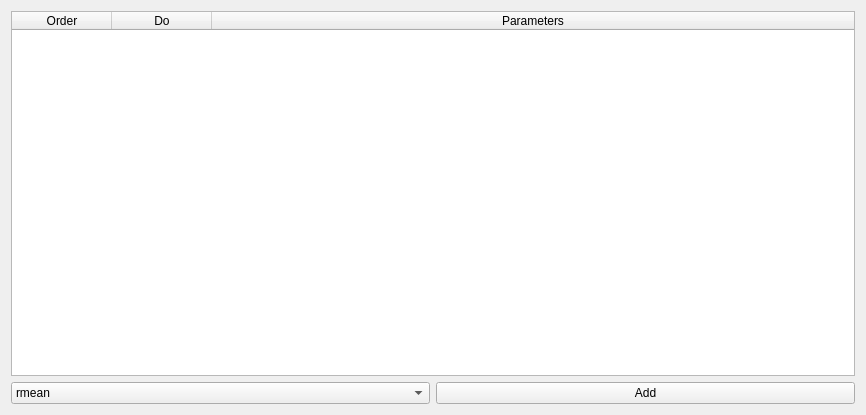
First picture: the form in isp/resources/designer_uis/parameters.ui, repository ProjectISP/ISP, before the edit.
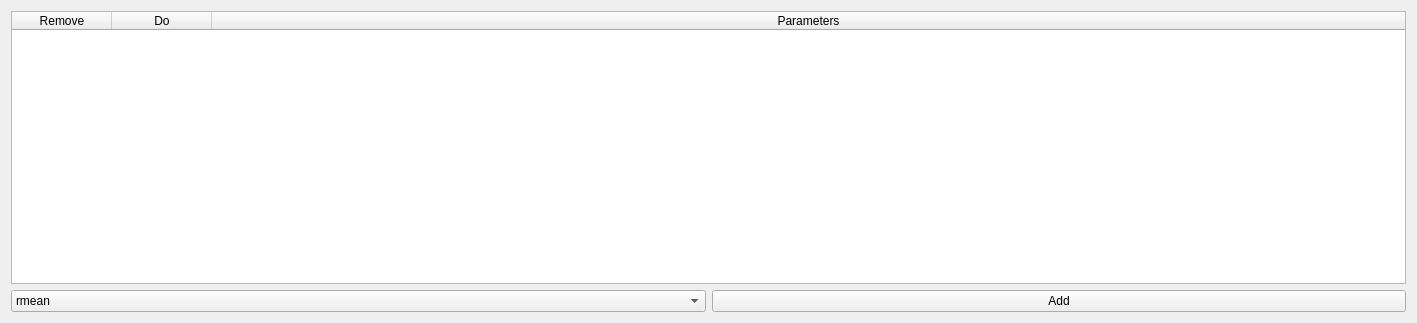
Second picture: the form after the edit.

The edit to the form file:
```diff
--- a/isp/resources/designer_uis/parameters.ui
+++ b/isp/resources/designer_uis/parameters.ui
@@ -6,8 +6,8 @@
    <rect>
     <x>0</x>
     <y>0</y>
-    <width>866</width>
-    <height>415</height>
+    <width>1417</width>
+    <height>323</height>
    </rect>
   </property>
   <property name="windowTitle">
@@ -21,7 +21,7 @@
      </attribute>
      <column>
       <property name="text">
-       <string>Order</string>
+       <string>Remove</string>
       </property>
      </column>
      <column>
```
